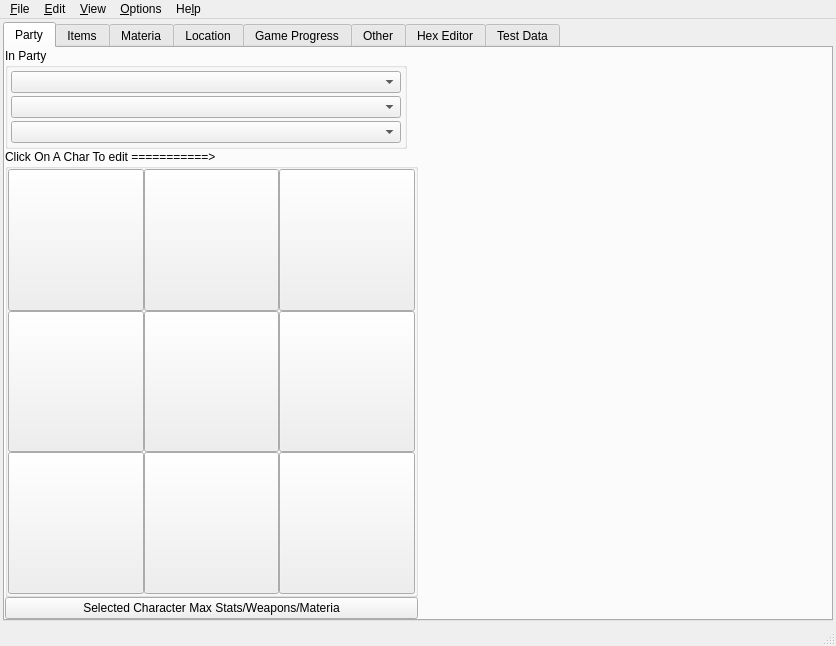
Above: mainwindow.ui from sithlord48/blackchocobo before the change. Below: the same form after it.
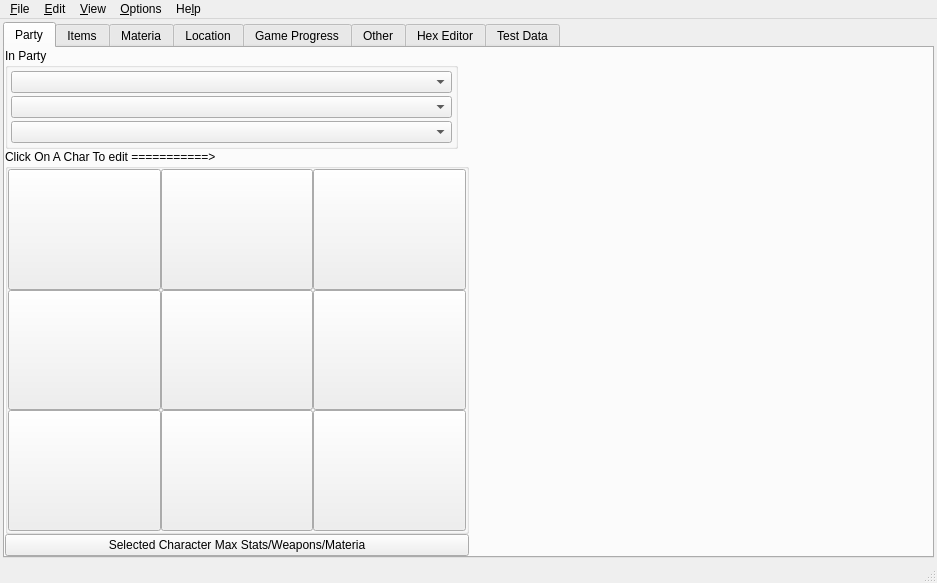
That is the form after the change. Icons and pictures are not drawn.

Commit message: set size to 0,0

```diff
--- a/mainwindow.ui
+++ b/mainwindow.ui
@@ -6,8 +6,8 @@
    <rect>
     <x>0</x>
     <y>0</y>
-    <width>836</width>
-    <height>646</height>
+    <width>0</width>
+    <height>0</height>
    </rect>
   </property>
   <property name="windowTitle">
```
